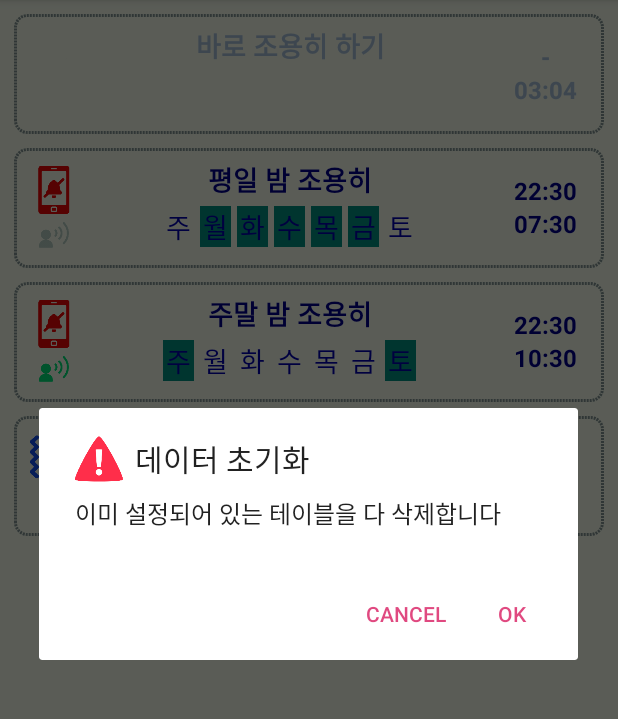
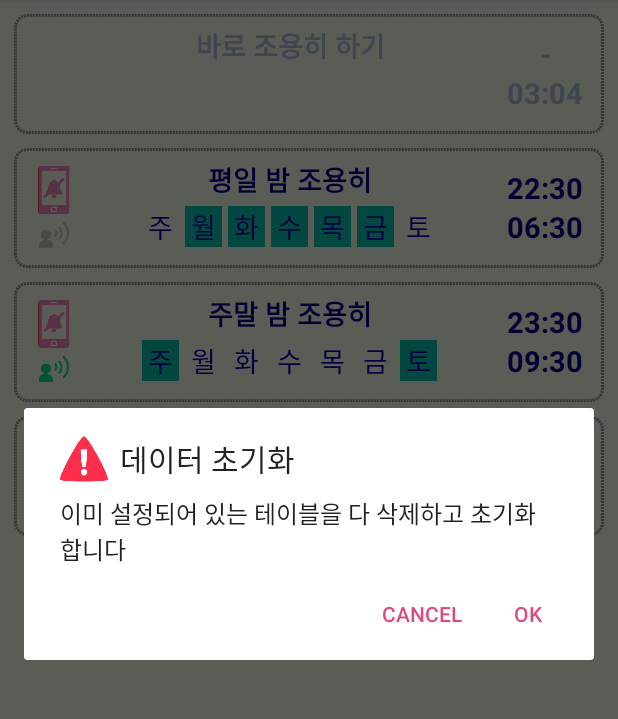
Before and after one commit to riopapa/AutoQuiet, an Android app: the screen it shows after launch (MainActivity), after a tap on "모두 재 설정 하기", on a phone screen of 412 x 824 dp, the part 84-803 px from its top. Run offline under Robolectric (Android 15) with nearby library versions, the phone set to English and light mode, and no system bars.

Commit message:
Fix minor bugs

```diff
--- a/app/build.gradle
+++ b/app/build.gradle
@@ -8,8 +8,8 @@ android {
 
     defaultConfig {
         applicationId "com.urrecliner.letmequiet"
-        minSdkVersion 28
-        targetSdkVersion 28
+        minSdkVersion 29
+        targetSdkVersion 29
         versionCode 1
         versionName "1.0"
 
--- a/app/src/main/java/com/urrecliner/letmequiet/MainActivity.java
+++ b/app/src/main/java/com/urrecliner/letmequiet/MainActivity.java
@@ -8,6 +8,7 @@ import android.content.Context;
 import android.content.DialogInterface;
 import android.content.Intent;
 import android.content.pm.PackageManager;
+import android.graphics.Insets;
 import android.graphics.Point;
 import android.os.Build;
 import android.os.Bundle;
@@ -28,10 +29,15 @@ import androidx.recyclerview.widget.RecyclerView;
 import android.os.Handler;
 import android.os.Message;
 import android.preference.PreferenceManager;
+import android.util.DisplayMetrics;
+import android.util.Log;
 import android.view.Display;
 
 import android.view.Menu;
 import android.view.MenuItem;
+import android.view.WindowInsets;
+import android.view.WindowManager;
+import android.view.WindowMetrics;
 import android.widget.Toast;
 
 import java.util.ArrayList;
@@ -201,8 +207,8 @@ public class MainActivity extends AppCompatActivity  {
                 return true;
             case R.id.action_reset:
                 new AlertDialog.Builder(this)
-                        .setTitle("데이터 초기화")
-                        .setMessage("이미 설정되어 있는 테이블을 다 삭제합니다")
+                        .setTitle(R.string.reset_title)
+                        .setMessage(R.string.reset_table)
                         .setIcon(R.mipmap.alert)
                         .setPositiveButton(android.R.string.ok, new DialogInterface.OnClickListener() {
                             public void onClick(DialogInterface dialog, int whichButton) {
@@ -273,14 +279,16 @@ public class MainActivity extends AppCompatActivity  {
     private void initiate_QuietTasks() {
         boolean [] week;
         quietTasks.clear();
-        quietTask = getQuietTaskOneTime();
+        week = new boolean[]{false, false, false, false, false, false, false};
+        quietTask = new QuietTask(getString(R.string.Quiet_Once), 1,2,3,4,
+                week, false, true, false);
         quietTasks.add(quietTask);
         week = new boolean[]{false, true, true, true, true, true, false};
-        quietTask = new QuietTask(getString(R.string.WeekDay_Night), 22, 30, 7, 30,
+        quietTask = new QuietTask(getString(R.string.WeekDay_Night), 22, 30, 6, 30,
                 week, true, false, false);
         quietTasks.add(quietTask);
         week = new boolean[]{true, false, false, false, false, false, true};
-        quietTask = new QuietTask(getString(R.string.WeekEnd_Night), 22, 30, 10, 30,
+        quietTask = new QuietTask(getString(R.string.WeekEnd_Night), 23, 30, 9, 30,
                 week, true, false, true);
         quietTasks.add(quietTask);
         week = new boolean[]{true, false, false, false, false, false, false};
@@ -288,27 +296,6 @@ public class MainActivity extends AppCompatActivity  {
                 week, true, true, true);
         quietTasks.add(quietTask);
         utils.saveSharedPrefTables();
-    }
-
-    QuietTask getQuietTaskDefault() {
-
-        Calendar calendar = Calendar.getInstance();
-        calendar.setTimeInMillis(System.currentTimeMillis());
-        calendar.add(Calendar.MINUTE, 10);
-        int hStart = calendar.get(Calendar.HOUR_OF_DAY);
-        int mStart = calendar.get(Calendar.MINUTE);
-        calendar.add(Calendar.HOUR_OF_DAY, 1);
-        int hFinish = calendar.get(Calendar.HOUR_OF_DAY);
-        boolean [] week = new boolean[]{false, true, true, true, true, true, false};
-        return new QuietTask(getString(R.string.action_add), hStart, mStart, hFinish, mStart,
-                week, true, true, true);
-    }
-
-    QuietTask getQuietTaskOneTime() {
-
-        boolean [] week = new boolean[]{false, false, false, false, false, false, false};
-        return new QuietTask(getString(R.string.Quiet_Once), 1,2,3,4,
-                week, false, true, false);
     }
 
     @Override
@@ -351,7 +338,7 @@ public class MainActivity extends AppCompatActivity  {
     }
 
     private ArrayList findUnAskedPermissions(@NonNull ArrayList<String> wanted) {
-        ArrayList <String> result = new ArrayList<String>();
+        ArrayList <String> result = new ArrayList<>();
         for (String perm : wanted) if (hasPermission(perm)) result.add(perm);
         return result;
     }
--- a/app/src/main/java/com/urrecliner/letmequiet/NotificationService.java
+++ b/app/src/main/java/com/urrecliner/letmequiet/NotificationService.java
@@ -114,7 +114,7 @@ public class NotificationService extends Service {
         mRemoteViews.setOnClickPendingIntent(R.id.no_speak, ps);
     }
 
-    int [] smallIcons = { R.mipmap.phone_normal, R.mipmap.phone_vibrate_blue, R.mipmap.phone_quiet_red};
+    int [] smallIcons = { R.mipmap.phone_normal, R.mipmap.phone_vibrate, R.mipmap.phone_quiet};
 
     void updateRemoteViews(String dateTime, String subject, String startFinish) {
         mRemoteViews.setImageViewResource(R.id.stopNow, R.mipmap.quiet_right_now);
--- a/app/src/main/java/com/urrecliner/letmequiet/OneTimeActivity.java
+++ b/app/src/main/java/com/urrecliner/letmequiet/OneTimeActivity.java
@@ -92,12 +92,12 @@ public class OneTimeActivity extends AppCompatActivity {
         text = interval_Long+"분△"; binding.plus30Min.setText(text);
     }
     void buttonSetting() {
-        binding.oneVibrate.setImageResource((vibrate)? R.mipmap.phone_vibrate_blue:R.mipmap.phone_quiet_red);
+        binding.oneVibrate.setImageResource((vibrate)? R.mipmap.phone_vibrate :R.mipmap.phone_quiet);
         binding.oneVibrate.setOnClickListener(new View.OnClickListener() {
             @Override
             public void onClick(View v) {
                 vibrate ^= true;
-                binding.oneVibrate.setImageResource((vibrate)? R.mipmap.phone_vibrate_blue:R.mipmap.phone_quiet_red);
+                binding.oneVibrate.setImageResource((vibrate)? R.mipmap.phone_vibrate :R.mipmap.phone_quiet);
                 v.invalidate();
             }
         });
--- a/app/src/main/java/com/urrecliner/letmequiet/RecycleViewAdapter.java
+++ b/app/src/main/java/com/urrecliner/letmequiet/RecycleViewAdapter.java
@@ -2,14 +2,12 @@ package com.urrecliner.letmequiet;
 
 import android.content.Intent;
 import android.graphics.Color;
-import android.util.Log;
 import android.view.GestureDetector;
 import android.view.LayoutInflater;
 import android.view.MotionEvent;
 import android.view.View;
 import android.view.ViewGroup;
 import android.widget.ImageView;
-import android.widget.LinearLayout;
 import android.widget.TextView;
 import android.widget.Toast;
 
@@ -149,9 +147,9 @@ public class RecycleViewAdapter extends RecyclerView.Adapter<RecycleViewAdapter.
         boolean vibrate = quietTask.isVibrate();
         boolean speaking = quietTask.isSpeaking();
         if (vibrate)
-            holder.lvVibrate.setImageResource((active) ? R.mipmap.phone_vibrate_blue : R.mipmap.speaking_noactive);
+            holder.lvVibrate.setImageResource((active) ? R.mipmap.phone_vibrate : R.mipmap.speaking_noactive);
         else
-            holder.lvVibrate.setImageResource((active) ? R.mipmap.phone_quiet_red : R.mipmap.speaking_noactive);
+            holder.lvVibrate.setImageResource((active) ? R.mipmap.phone_quiet : R.mipmap.speaking_noactive);
         if (speaking)
             holder.lvSpeak.setImageResource((active) ? R.mipmap.speaking_on : R.mipmap.speaking_noactive);
         else
--- a/app/src/main/res/layout/activity_add.xml
+++ b/app/src/main/res/layout/activity_add.xml
@@ -45,8 +45,7 @@
             android:layout_weight="1"
             android:timePickerMode="spinner"
             android:theme="@style/NumberPickerStyle"
-            android:headerBackground="@color/headerBackground"
-            android:headerTimeTextAppearance="@style/Base.TextAppearance.AppCompat.Display2"
+            android:headerTimeTextAppearance="@style/TextAppearance.AppCompat.Display2"
             android:layerType="software" />
 
         <TimePicker
@@ -56,7 +55,6 @@
             android:layout_weight="1"
             android:timePickerMode="spinner"
             android:theme="@style/NumberPickerStyle"
-            android:headerBackground="@color/headerBackground"
             android:headerTimeTextAppearance="@style/TextAppearance.AppCompat.Display2"
             tools:animateLayoutChanges="@tools:sample/date/hhmm" />
     </LinearLayout>
@@ -71,7 +69,7 @@
             android:layout_margin="16dp"
             android:layout_width="60dp"
             android:layout_height="48dp"
-            android:src="@mipmap/phone_vibrate_blue"
+            android:src="@mipmap/phone_vibrate"
             android:contentDescription="@string/blank" />
 
         <EditText
--- a/app/src/main/res/layout/activity_one_time.xml
+++ b/app/src/main/res/layout/activity_one_time.xml
@@ -51,7 +51,7 @@
             android:layout_gravity="center"
             android:scaleX="0.8"
             android:scaleY="0.8"
-            android:src="@mipmap/phone_vibrate_blue"
+            android:src="@mipmap/phone_vibrate"
             android:contentDescription="@string/blank" />
 
         <TextView
--- a/app/src/main/res/layout/reminder_info.xml
+++ b/app/src/main/res/layout/reminder_info.xml
@@ -22,7 +22,7 @@
             android:layout_width="32dp"
             android:layout_height="32dp"
             android:layout_gravity="center"
-            android:src="@mipmap/phone_vibrate_blue"
+            android:src="@mipmap/phone_vibrate"
             android:contentDescription="@string/blank" />
         <ImageView
             android:id="@+id/lv_speak"
@@ -74,7 +74,7 @@
                         android:id="@+id/lt_week0"
                         android:layout_width="wrap_content"
                         android:layout_height="wrap_content"
-                        android:textSize="18sp"
+                        android:textSize="@dimen/week_size"
                         android:layout_margin="@dimen/week_margin"
                         android:paddingStart="@dimen/week_padding"
                         android:paddingEnd="@dimen/week_padding"
@@ -84,7 +84,7 @@
                         android:id="@+id/lt_week1"
                         android:layout_width="wrap_content"
                         android:layout_height="wrap_content"
-                        android:textSize="18sp"
+                        android:textSize="@dimen/week_size"
                         android:layout_margin="@dimen/week_margin"
                         android:paddingStart="@dimen/week_padding"
                         android:paddingEnd="@dimen/week_padding"
@@ -95,16 +95,16 @@
                         android:layout_width="wrap_content"
                         android:layout_height="wrap_content"
                         android:layout_gravity="center_vertical"
+                        android:textSize="@dimen/week_size"
                         android:layout_margin="@dimen/week_margin"
                         android:paddingStart="@dimen/week_padding"
                         android:paddingEnd="@dimen/week_padding"
-                        android:text="@string/week_2"
-                        android:textSize="18sp" />
+                        android:text="@string/week_2" />
                     <TextView
                         android:id="@+id/lt_week3"
                         android:layout_width="wrap_content"
                         android:layout_height="wrap_content"
-                        android:textSize="18sp"
+                        android:textSize="@dimen/week_size"
                         android:layout_margin="@dimen/week_margin"
                         android:paddingStart="@dimen/week_padding"
                         android:paddingEnd="@dimen/week_padding"
@@ -114,7 +114,7 @@
                         android:id="@+id/lt_week4"
                         android:layout_width="wrap_content"
                         android:layout_height="match_parent"
-                        android:textSize="18sp"
+                        android:textSize="@dimen/week_size"
                         android:layout_margin="@dimen/week_margin"
                         android:paddingStart="@dimen/week_padding"
                         android:paddingEnd="@dimen/week_padding"
@@ -124,7 +124,7 @@
                         android:id="@+id/lt_week5"
                         android:layout_width="wrap_content"
                         android:layout_height="wrap_content"
-                        android:textSize="18sp"
+                        android:textSize="@dimen/week_size"
                         android:layout_margin="@dimen/week_margin"
                         android:paddingStart="@dimen/week_padding"
                         android:paddingEnd="@dimen/week_padding"
@@ -134,7 +134,7 @@
                         android:id="@+id/lt_week6"
                         android:layout_width="wrap_content"
                         android:layout_height="wrap_content"
-                        android:textSize="18sp"
+                        android:textSize="@dimen/week_size"
                         android:layout_margin="@dimen/week_margin"
                         android:paddingStart="@dimen/week_padding"
                         android:paddingEnd="@dimen/week_padding"
@@ -154,7 +154,7 @@
                     android:layout_width="match_parent"
                     android:layout_height="wrap_content"
                     android:text="@string/hh_mm"
-                    android:textSize="16sp"
+                    android:textSize="@dimen/week_time"
                     android:textStyle="bold"
                     android:gravity="center"/>
                 <TextView
@@ -162,7 +162,7 @@
                     android:layout_width="match_parent"
                     android:layout_height="wrap_content"
                     android:text="@string/hh_mm"
-                    android:textSize="16sp"
+                    android:textSize="@dimen/week_time"
                     android:textStyle="bold"
                     android:gravity="center"/>
 
--- a/app/src/main/res/values/colors.xml
+++ b/app/src/main/res/values/colors.xml
@@ -1,7 +1,7 @@
 <?xml version="1.0" encoding="utf-8"?>
 <resources>
-    <color name="colorPrimary">#008577</color>
-    <color name="colorPrimaryDark">#00574B</color>
+    <color name="colorPrimary">#037E71</color>
+    <color name="colorPrimaryDark">#02937F</color>
     <color name="colorAccent">#ccD81B60</color>
     <color name="black">#000000</color>
     <color name="white">#ffffff</color>
@@ -12,9 +12,10 @@
     <color name="itemSelectBorder">#798E8E</color>
     <color name="itemSelectFill">#B2C59D</color>
 
+    <color name="colorClockDark">#064E48</color>
     <color name="colorInactiveBack">#808080</color>
     <color name="colorOn">#000080</color>
-    <color name="colorOnBack">#008577</color>
+    <color name="colorOnBack">#05B3A1</color>
     <color name="colorOff">#98AFC7</color>
     <color name="colorActive">#0000A0</color>
     <color name="colorOffBack">#00000000</color>
--- a/app/src/main/res/values/dimens.xml
+++ b/app/src/main/res/values/dimens.xml
@@ -1,4 +1,6 @@
 <resources>
     <dimen name="week_margin">2dp</dimen>
-    <dimen name="week_padding">2dp</dimen>
+    <dimen name="week_padding">4dp</dimen>
+    <dimen name="week_size">18sp</dimen>
+    <dimen name="week_time">19sp</dimen>
 </resources>
--- a/app/src/main/res/values/strings.xml
+++ b/app/src/main/res/values/strings.xml
@@ -39,5 +39,7 @@
     <string name="date_time">23:59</string>
     <string name="subject_name">Weekly DayTime</string>
     <string name="startFinish">시작</string>
+    <string name="reset_table">이미 설정되어 있는 테이블을 다 삭제하고 초기화 합니다</string>
+    <string name="reset_title">데이터 초기화</string>
 
 </resources>
--- a/app/src/main/res/values/styles.xml
+++ b/app/src/main/res/values/styles.xml
@@ -11,7 +11,7 @@
     <style name="NumberPickerStyle">
         <item name="android:textSize">20sp</item>
         <item name="android:textStyle">bold</item>
-        <item name="android:textColorPrimary">@color/colorPrimary</item>
+        <item name="android:textColorPrimary">@color/colorClockDark</item>
     </style>
 
 </resources>
```
Also changed, not shown: app/src/main/java/com/urrecliner/letmequiet/AddUpdateActivity.java (+19 -5 lines), app/src/main/res/mipmap-xxhdpi/phone_quiet.png (added), app/src/main/res/mipmap-xxhdpi/phone_quiet_red.png (deleted), app/src/main/res/mipmap-xxhdpi/phone_vibrate.png (added), app/src/main/res/mipmap-xxhdpi/phone_vibrate_blue.png (deleted).
